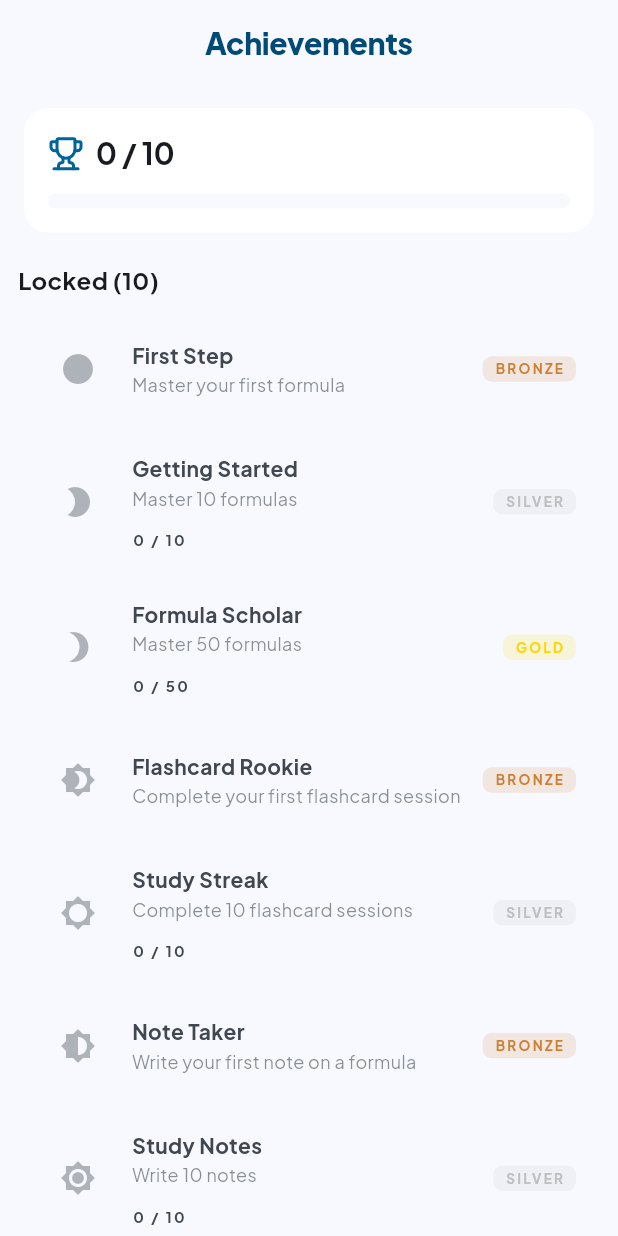
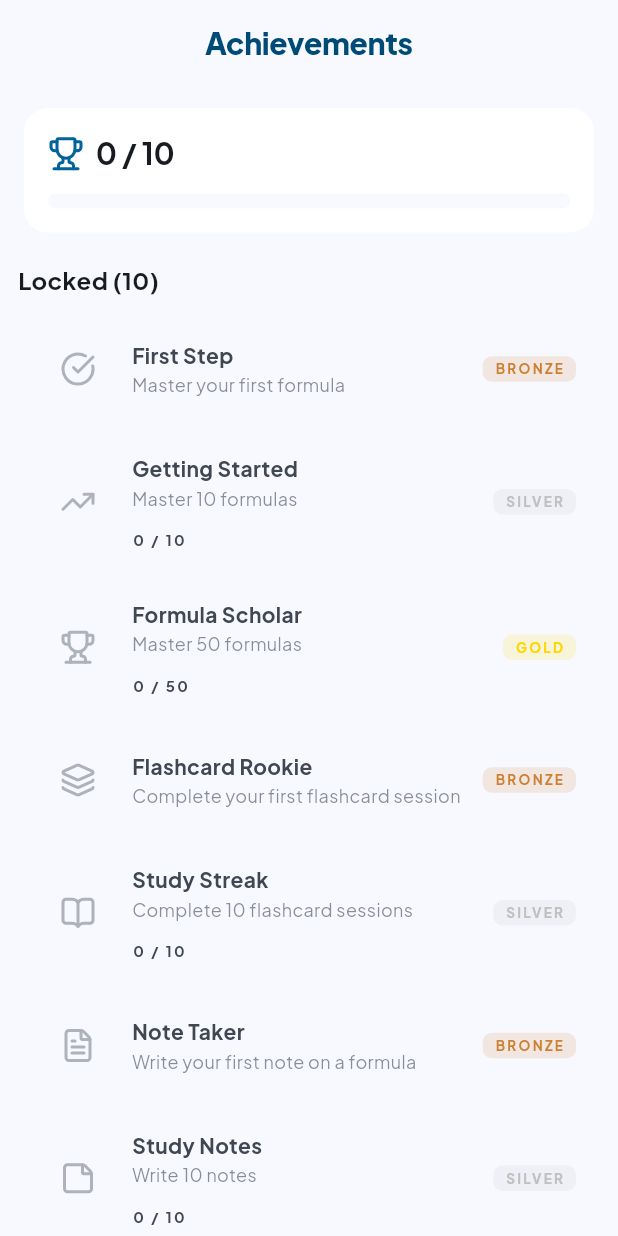
Before and after one commit to uumair327/formula_scholar, a Flutter app: the AchievementsPage screen opened by its route, on a phone screen of 412 x 824 dp. Run offline on Flutter 3.47's test engine with Material 3 defaults, Android fonts, the phone set to English and light mode, and no system bars; our stand-ins replace cached_network_image, carousel_slider, cloud_firestore, connectivity_plus, dio, equatable and 15 more; missing offline and left inert: flutter_math_fork; accounts and stored records are empty; generated files the repository leaves out were written again.

Commit message:
feat: replace iconCodePoint with dynamic icon retrieval in achievements

```diff
--- a/lib/features/achievements/domain/entities/achievement.dart
+++ b/lib/features/achievements/domain/entities/achievement.dart
@@ -7,7 +7,6 @@ class Achievement extends Equatable {
     required this.id,
     required this.title,
     required this.description,
-    required this.iconCodePoint,
     required this.tier,
     this.progress = 0,
     this.target = 1,
@@ -17,7 +16,6 @@ class Achievement extends Equatable {
   final String id;
   final String title;
   final String description;
-  final int iconCodePoint;
   final AchievementTier tier;
   final int progress;
   final int target;
@@ -38,7 +36,6 @@ class Achievement extends Equatable {
       id: id,
       title: title,
       description: description,
-      iconCodePoint: iconCodePoint,
       tier: tier,
       progress: progress ?? this.progress,
       target: target,
--- a/lib/features/achievements/presentation/cubit/achievements_cubit.dart
+++ b/lib/features/achievements/presentation/cubit/achievements_cubit.dart
@@ -1,8 +1,26 @@
+import 'package:flutter/material.dart';
 import 'package:flutter_bloc/flutter_bloc.dart';
 import 'package:injectable/injectable.dart';
+import 'package:lucide_icons/lucide_icons.dart';
 
 import '../../domain/entities/achievement.dart';
 import 'achievements_state.dart';
+
+IconData _achievementIcon(String id) {
+  return switch (id) {
+    'first_mastered' => LucideIcons.checkCircle,
+    'ten_mastered' => LucideIcons.trendingUp,
+    'fifty_mastered' => LucideIcons.trophy,
+    'first_flashcard' => LucideIcons.layers,
+    'ten_flashcards' => LucideIcons.bookOpen,
+    'first_note' => LucideIcons.fileText,
+    'ten_notes' => LucideIcons.stickyNote,
+    'daily_challenge' => LucideIcons.zap,
+    'seven_day_streak' => LucideIcons.calendarCheck,
+    'all_subjects' => LucideIcons.globe,
+    _ => LucideIcons.award,
+  };
+}
 
 @injectable
 class AchievementsCubit extends Cubit<AchievementsState> {
@@ -15,7 +33,6 @@ class AchievementsCubit extends Cubit<AchievementsState> {
       id: 'first_mastered',
       title: 'First Step',
       description: 'Master your first formula',
-      icon: 0xe802,
       tier: AchievementTier.bronze,
       target: 1,
     ),
@@ -23,7 +40,6 @@ class AchievementsCubit extends Cubit<AchievementsState> {
       id: 'ten_mastered',
       title: 'Getting Started',
       description: 'Master 10 formulas',
-      icon: 0xe803,
       tier: AchievementTier.silver,
       target: 10,
     ),
@@ -31,7 +47,6 @@ class AchievementsCubit extends Cubit<AchievementsState> {
       id: 'fifty_mastered',
       title: 'Formula Scholar',
       description: 'Master 50 formulas',
-      icon: 0xe804,
       tier: AchievementTier.gold,
       target: 50,
     ),
@@ -39,7 +54,6 @@ class AchievementsCubit extends Cubit<AchievementsState> {
       id: 'first_flashcard',
       title: 'Flashcard Rookie',
       description: 'Complete your first flashcard session',
-      icon: 0xe805,
       tier: AchievementTier.bronze,
       target: 1,
     ),
@@ -47,7 +61,6 @@ class AchievementsCubit extends Cubit<AchievementsState> {
       id: 'ten_flashcards',
       title: 'Study Streak',
       description: 'Complete 10 flashcard sessions',
-      icon: 0xe806,
       tier: AchievementTier.silver,
       target: 10,
     ),
@@ -55,7 +68,6 @@ class AchievementsCubit extends Cubit<AchievementsState> {
       id: 'first_note',
       title: 'Note Taker',
       description: 'Write your first note on a formula',
-      icon: 0xe807,
       tier: AchievementTier.bronze,
       target: 1,
     ),
@@ -63,7 +75,6 @@ class AchievementsCubit extends Cubit<AchievementsState> {
       id: 'ten_notes',
       title: 'Study Notes',
       description: 'Write 10 notes',
-      icon: 0xe808,
       tier: AchievementTier.silver,
       target: 10,
     ),
@@ -71,7 +82,6 @@ class AchievementsCubit extends Cubit<AchievementsState> {
       id: 'daily_challenge',
       title: 'Daily Grind',
       description: 'Complete your first daily challenge',
-      icon: 0xe809,
       tier: AchievementTier.bronze,
       target: 1,
     ),
@@ -79,7 +89,6 @@ class AchievementsCubit extends Cubit<AchievementsState> {
       id: 'seven_day_streak',
       title: 'Week Warrior',
       description: 'Use the app 7 days in a row',
-      icon: 0xe80a,
       tier: AchievementTier.gold,
       target: 7,
     ),
@@ -87,7 +96,6 @@ class AchievementsCubit extends Cubit<AchievementsState> {
       id: 'all_subjects',
       title: 'Renaissance',
       description: 'View formulas from all subjects',
-      icon: 0xe80b,
       tier: AchievementTier.diamond,
       target: 1,
     ),
@@ -99,7 +107,6 @@ class AchievementsCubit extends Cubit<AchievementsState> {
         id: d.id,
         title: d.title,
         description: d.description,
-        iconCodePoint: d.icon,
         tier: d.tier,
         target: d.target,
       )).toList(),
@@ -121,6 +128,9 @@ class AchievementsCubit extends Cubit<AchievementsState> {
 
     emit(state.copyWith(achievements: updated));
   }
+
+  /// Returns the icon for a given achievement id.
+  static IconData iconFor(String id) => _achievementIcon(id);
 }
 
 class _AchievementData {
@@ -128,7 +138,6 @@ class _AchievementData {
     required this.id,
     required this.title,
     required this.description,
-    required this.icon,
     required this.tier,
     required this.target,
   });
@@ -136,7 +145,6 @@ class _AchievementData {
   final String id;
   final String title;
   final String description;
-  final int icon;
   final AchievementTier tier;
   final int target;
 }
--- a/lib/features/achievements/presentation/pages/achievements_page.dart
+++ b/lib/features/achievements/presentation/pages/achievements_page.dart
@@ -178,7 +178,7 @@ class AchievementsPage extends StatelessWidget {
         shape: BoxShape.circle,
       ),
       child: Icon(
-        IconData(achievement.iconCodePoint, fontFamily: 'MaterialIcons'),
+        AchievementsCubit.iconFor(achievement.id),
         color: isUnlocked
             ? _tierColor(achievement.tier)
             : colorScheme.onSurfaceVariant.withValues(alpha: 0.4),
```
